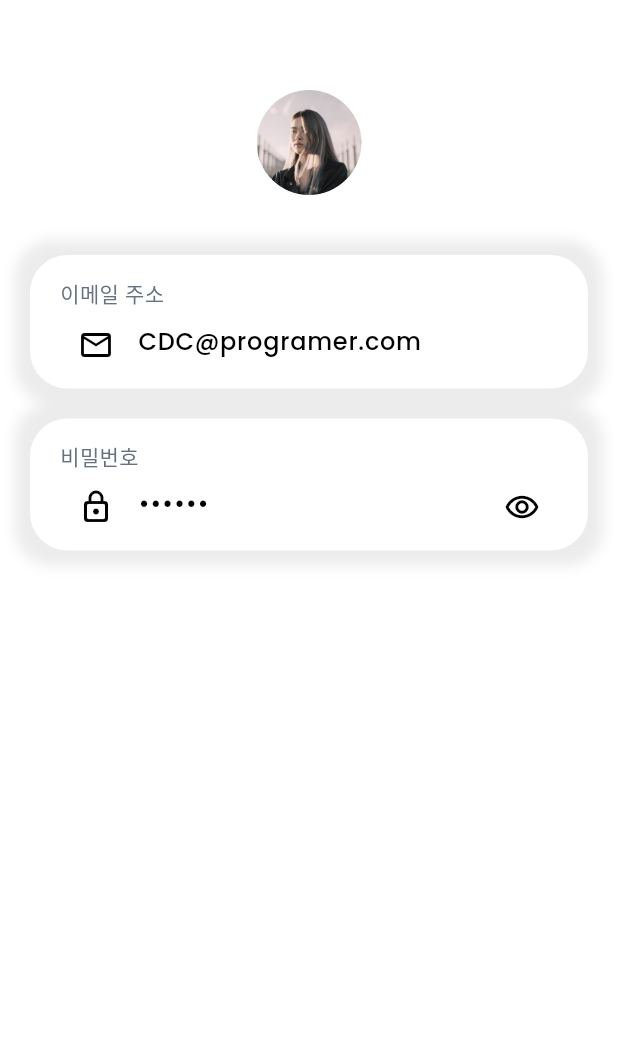
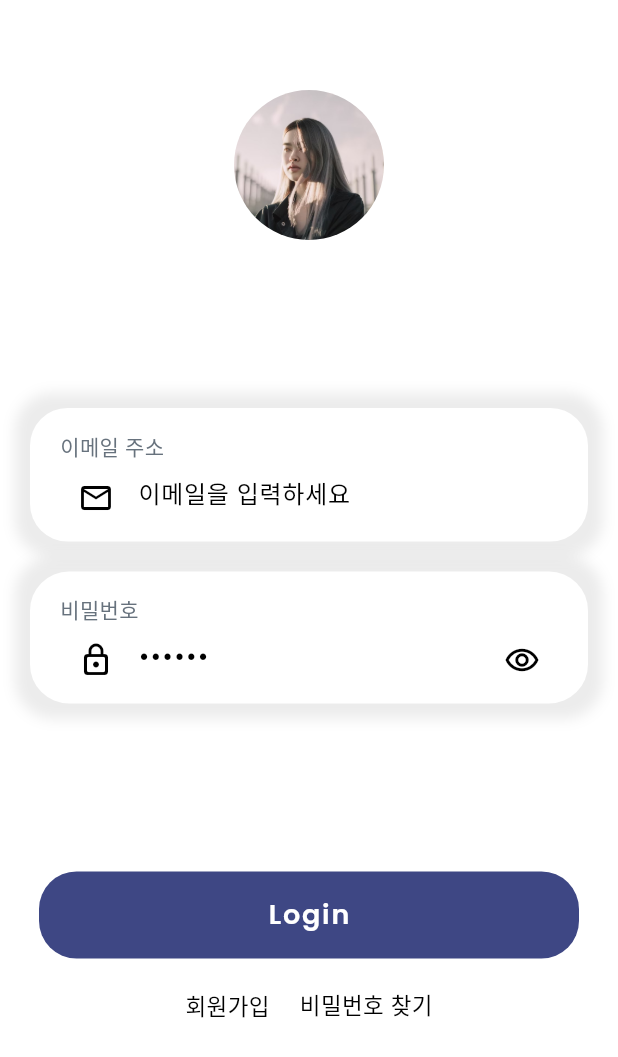
Before and after one commit to croppedeyebrow/flutter_finance_practice, a Flutter app: the screen it shows after launch, on a phone screen of 412 x 824 dp. Shown: the top 1057 px of the screen. Run offline on Flutter 3.47's test engine with Material 3 defaults, Android fonts, the light colour scheme and no system bars; our stand-ins replace animated_bottom_navigation_bar, google_fonts.

Commit message:
화면이동

```diff
--- a/lib/login_screen.dart
+++ b/lib/login_screen.dart
@@ -1,5 +1,6 @@
 import 'package:flutter/material.dart';
 import 'package:flutter_financeapp_ui_practice_1/colors.dart';
+import 'package:flutter_financeapp_ui_practice_1/home_screen.dart';
 
 class LoginScreen extends StatefulWidget {
   const LoginScreen({super.key});
@@ -9,8 +10,7 @@ class LoginScreen extends StatefulWidget {
 }
 
 class _LoginScreenState extends State<LoginScreen> {
-  TextEditingController _email =
-      TextEditingController(text: "CDC@programer.com");
+  TextEditingController _email = TextEditingController(text: "이메일을 입력하세요");
   TextEditingController _password = TextEditingController(text: "123456");
 
   @override
@@ -29,15 +29,15 @@ class _LoginScreenState extends State<LoginScreen> {
         children: [
           SizedBox(height: 60),
           Container(
-            height: 70,
-            width: 70,
+            height: 100,
+            width: 100,
             decoration: BoxDecoration(
                 shape: BoxShape.circle,
                 image: DecorationImage(
                     image: AssetImage("assets/images/profile.jpg"),
                     fit: BoxFit.cover)),
           ),
-          SizedBox(height: 40),
+          SizedBox(height: 112),
           Container(
               width: double.infinity,
               margin: EdgeInsets.symmetric(horizontal: 20),
@@ -88,7 +88,7 @@ class _LoginScreenState extends State<LoginScreen> {
               margin: EdgeInsets.symmetric(horizontal: 20),
               decoration: BoxDecoration(
                 color: white,
-                borderRadius: BorderRadius.circular(25),
+                borderRadius: BorderRadius.circular(26),
                 boxShadow: [
                   BoxShadow(
                     color: Colors.grey.withOpacity(0.2),
@@ -130,6 +130,55 @@ class _LoginScreenState extends State<LoginScreen> {
                   ],
                 ),
               )),
+          SizedBox(height: 112),
+          GestureDetector(
+            onTap: () {
+              Navigator.pushReplacement(context,
+                  MaterialPageRoute(builder: (context) => HomeScreen()));
+              print("로그인버튼클릭");
+            },
+            child: Container(
+                padding: EdgeInsets.all(16),
+                margin: EdgeInsets.symmetric(horizontal: 26),
+                decoration: BoxDecoration(
+                  color: buttoncolor,
+                  borderRadius: BorderRadius.circular(25),
+                ),
+                child: Center(
+                  child: Text(
+                    "Login",
+                    style: TextStyle(
+                        color: Colors.white,
+                        fontSize: 18,
+                        fontWeight: FontWeight.w600,
+                        letterSpacing: 1.2),
+                  ),
+                )),
+          ),
+          SizedBox(height: 20),
+          Padding(
+            padding: EdgeInsets.symmetric(horizontal: 38),
+            child: Row(
+              mainAxisAlignment: MainAxisAlignment.center,
+              children: [
+                Text(
+                  "회원가입",
+                  style: TextStyle(
+                      fontSize: 15,
+                      color: Colors.black,
+                      fontWeight: FontWeight.w300),
+                ),
+                SizedBox(width: 20),
+                Text(
+                  "비밀번호 찾기",
+                  style: TextStyle(
+                      fontSize: 15,
+                      color: Colors.black,
+                      fontWeight: FontWeight.w300),
+                )
+              ],
+            ),
+          )
         ],
       )),
     );
```
Also changed, not shown: lib/daily_screen.dart (added, +47 -0 lines), lib/home_screen.dart (added, +83 -0 lines).
